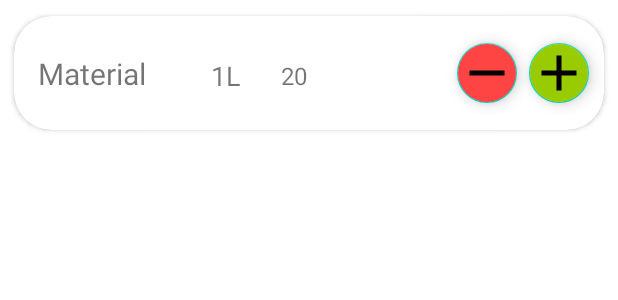
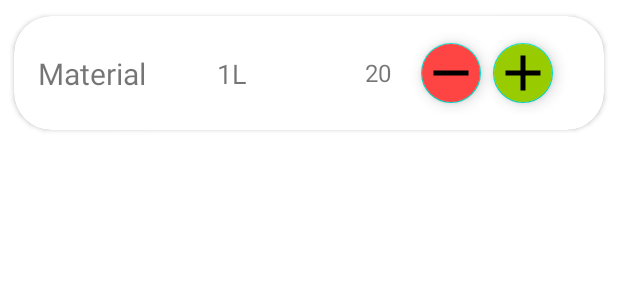
Before and after one commit to bmon-roots/roots, an Android app: the layout material_item.xml on its own in the app's theme, with its tools: preview values and no code run, on a phone screen of 412 x 824 dp. Shown: the top 300 px of the screen. Run offline under Robolectric (Android 15) with nearby library versions, the phone set to English and light mode, and no system bars.

Commit message:
Se agrega material_item.xml, perdido en el merge

```diff
--- a/app/src/main/res/layout/material_item.xml
+++ b/app/src/main/res/layout/material_item.xml
@@ -35,8 +35,8 @@
             android:id="@+id/text_view_contenido"
             android:layout_width="25dp"
             android:layout_height="25dp"
-            android:layout_marginStart="12dp"
-            android:layout_marginTop="17dp"
+            android:layout_marginStart="16dp"
+            android:layout_marginTop="16dp"
             android:layout_weight="1"
             android:gravity="left"
             android:text="1L"
@@ -49,14 +49,13 @@
             android:layout_width="wrap_content"
             android:layout_height="wrap_content"
             android:layout_marginTop="4dp"
-            android:layout_marginEnd="72dp"
             android:layout_marginBottom="4dp"
             android:backgroundTint="@android:color/holo_red_light"
             android:scaleType="center"
             android:src="@drawable/ic_remove"
             app:fabSize="mini"
             app:layout_constraintBottom_toBottomOf="parent"
-            app:layout_constraintEnd_toEndOf="parent"
+            app:layout_constraintEnd_toStartOf="@+id/add_button"
             app:layout_constraintTop_toTopOf="parent"
             app:layout_constraintVertical_bias="0.0"
             app:maxImageSize="40dp" />
@@ -66,7 +65,7 @@
             android:layout_width="wrap_content"
             android:layout_height="wrap_content"
             android:layout_marginTop="4dp"
-            android:layout_marginEnd="24dp"
+            android:layout_marginEnd="48dp"
             android:layout_marginBottom="4dp"
             android:backgroundTint="@android:color/holo_green_light"
             android:src="@drawable/ic_add"
@@ -82,16 +81,17 @@
             android:layout_width="89dp"
             android:layout_height="22dp"
             android:layout_marginTop="16dp"
-            android:layout_marginEnd="24dp"
+            android:layout_marginEnd="16dp"
             android:layout_marginBottom="13dp"
             android:layout_weight="1"
             android:gravity="left"
             android:text="20"
+            android:textAlignment="textEnd"
             android:textSize="16sp"
             app:layout_constraintBottom_toBottomOf="parent"
             app:layout_constraintEnd_toStartOf="@+id/substract_button"
             app:layout_constraintTop_toTopOf="parent"
-            app:layout_constraintVertical_bias="0.583" />
+            app:layout_constraintVertical_bias="0.2" />
 
     </androidx.constraintlayout.widget.ConstraintLayout>
 
```
